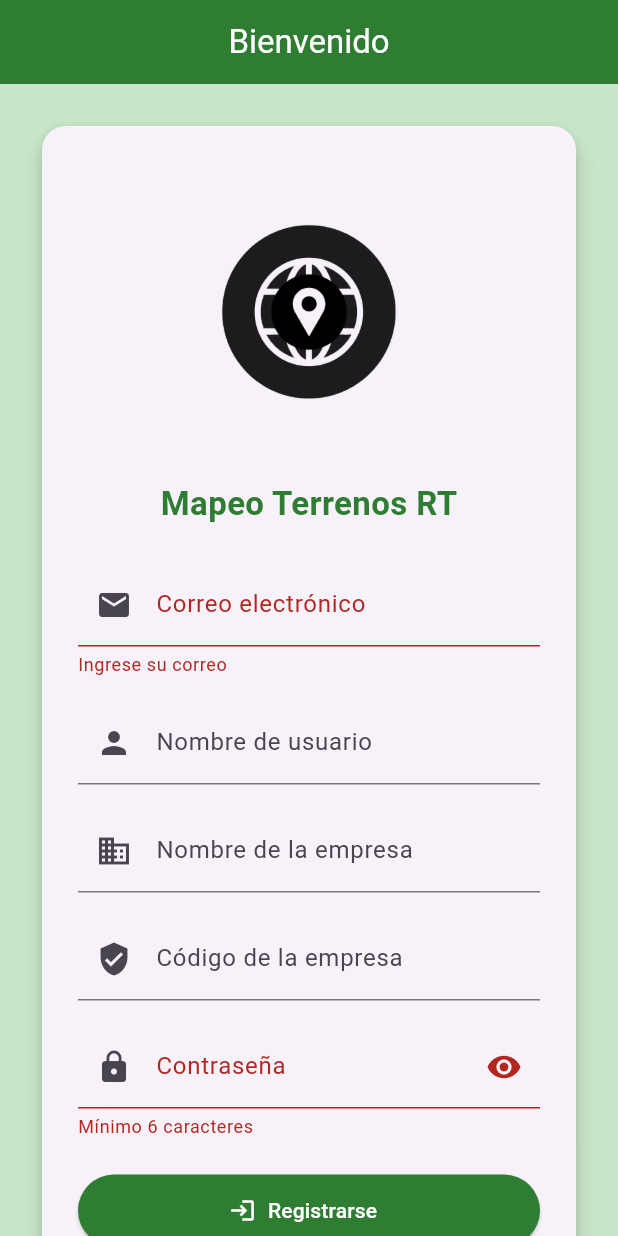
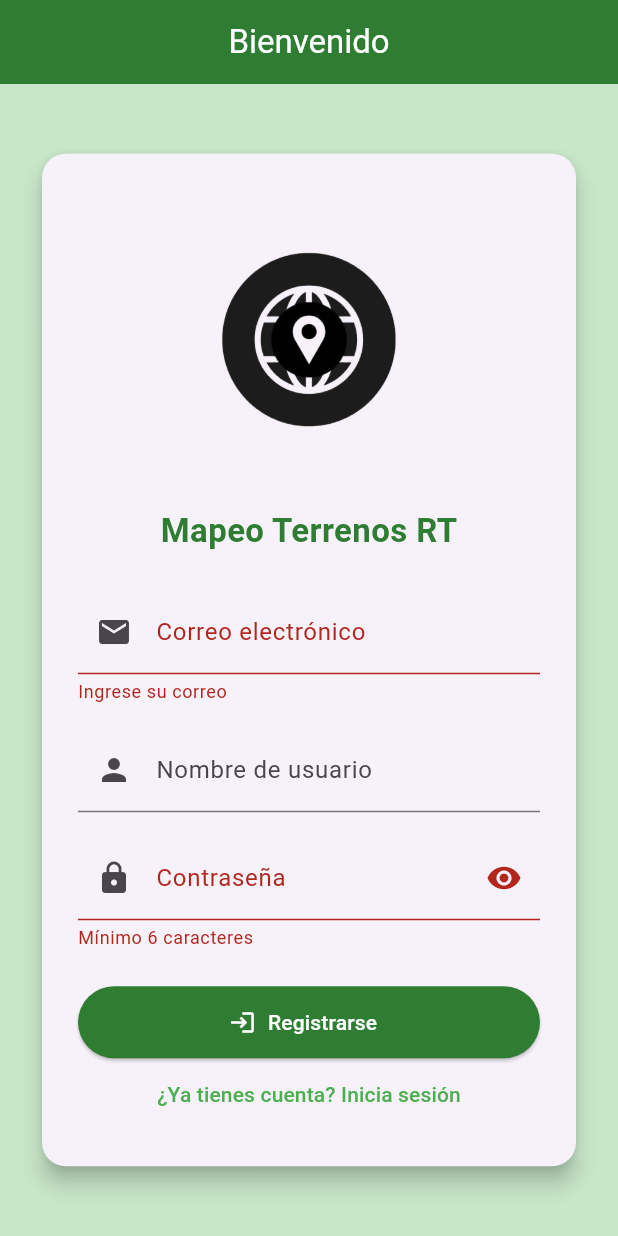
Before and after one commit to isaacquinapallo/Mapeo-Terrenos-RT, a Flutter app: the screen it shows after launch, after a tap on "Iniciar sesión", after a tap on "¿No tienes cuenta? Regístrate", on a phone screen of 412 x 824 dp. Run offline on Flutter 3.47's test engine with Material 3 defaults, Android fonts, the phone set to English and light mode, and no system bars; our stand-ins replace flutter_dotenv, geolocator, google_maps_flutter, permission_handler, supabase_flutter; missing offline and left inert: flutter_foreground_task; accounts and stored records are empty.

Commit message:
Correccion de Login y mejor interfaz de mapeo

```diff
--- a/lib/main.dart
+++ b/lib/main.dart
@@ -10,18 +10,13 @@ import 'pages/mapa.dart';
 Future<void> main() async {
   WidgetsFlutterBinding.ensureInitialized();
 
-  if (kIsWeb) {
-  await Supabase.initialize(
-    url: 'https://vsarwwlboedncyyzgpcz.supabase.co',
-    anonKey: 'eyJhbGciOiJIUzI1NiIsInR5cCI6IkpXVCJ9.eyJpc3MiOiJzdXBhYmFzZSIsInJlZiI6InZzYXJ3d2xib2VkbmN5eXpncGN6Iiwicm9sZSI6ImFub24iLCJpYXQiOjE3NTQwOTg2MjUsImV4cCI6MjA2OTY3NDYyNX0.KypF7mPm2BMkoYXnYPZFKpER_WrJrq7GHvgcTqWUyf4',
-  );
-} else {
+
   await dotenv.load(fileName: 'assets/.env');
   await Supabase.initialize(
     url: dotenv.env['SUPABASE_URL']!,
     anonKey: dotenv.env['SUPABASE_ANON_KEY']!,
   );
-}
+
 
 
   runApp(const MyApp());
--- a/lib/pages/login.dart
+++ b/lib/pages/login.dart
@@ -8,14 +8,14 @@ class LoginScreen extends StatefulWidget {
   State<LoginScreen> createState() => _LoginScreenState();
 }
 
+
+
 class _LoginScreenState extends State<LoginScreen> {
   final supabase = Supabase.instance.client;
 
   final emailController = TextEditingController();
   final passwordController = TextEditingController();
   final usernameController = TextEditingController();
-  final companyNameController = TextEditingController();
-  final companyCodeController = TextEditingController();
   final _formKey = GlobalKey<FormState>();
 
   bool isLogin = true;
@@ -23,9 +23,7 @@ class _LoginScreenState extends State<LoginScreen> {
   bool obscurePassword = true;
 
   void showMessage(String message) {
-    ScaffoldMessenger.of(
-      context,
-    ).showSnackBar(SnackBar(content: Text(message)));
+    ScaffoldMessenger.of(context).showSnackBar(SnackBar(content: Text(message)));
   }
 
   Future<void> authenticate() async {
@@ -36,8 +34,6 @@ class _LoginScreenState extends State<LoginScreen> {
     final email = emailController.text.trim();
     final password = passwordController.text.trim();
     final username = usernameController.text.trim();
-    final companyName = companyNameController.text.trim();
-    final companyCode = companyCodeController.text.trim();
 
     try {
       if (isLogin) {
@@ -51,6 +47,7 @@ class _LoginScreenState extends State<LoginScreen> {
           showMessage("¡Inicio de sesión exitoso!");
 
           final userId = user.id;
+
           final existingUser = await supabase
               .from('users')
               .select()
@@ -62,38 +59,16 @@ class _LoginScreenState extends State<LoginScreen> {
                 ? username
                 : email.split('@')[0];
 
-            await supabase.rpc(
-              'registrar_usuario',
-              params: {
+            await supabase.rpc('registrar_usuario', params: {
               'p_id_user': userId,
               'p_email': email,
               'p_username': resolvedUsername,
-                'p_empresa_id': null,
-
-              },
-            );
+            });
           }
 
           Navigator.pushReplacementNamed(context, '/home');
         }
       } else {
-        // Validar nombre y código de empresa
-        final result = await supabase.rpc(
-          'verificar_codigo_empresa',
-          params: {'nombre_empresa': companyName, 'codigo': companyCode},
-        );
-
-        final empresaId = result?.toString();
-
-        if (empresaId == null ||
-            empresaId.trim().isEmpty ||
-            empresaId == 'null') {
-          showMessage(
-            "Nombre o código de empresa inválido. Contáctenos al +593 99 525 6404",
-          );
-          return;
-        }
-
         final response = await supabase.auth.signUp(
           email: email,
           password: password,
@@ -101,30 +76,22 @@ class _LoginScreenState extends State<LoginScreen> {
 
         final newUser = response.user;
         if (newUser != null) {
-          await supabase.rpc(
-            'registrar_usuario',
-            params: {
+          await supabase.rpc('registrar_usuario', params: {
             'p_id_user': newUser.id,
             'p_email': email,
             'p_username': username.isNotEmpty
                 ? username
                 : email.split('@')[0],
-              'p_empresa_id': empresaId,
-            },
-          );
+          });
 
-          showMessage(
-            "¡Registro exitoso! Revisa tu correo y confirma tu cuenta antes de iniciar sesión.",
-          );
+          showMessage("¡Registro exitoso! Confirma tu correo antes de iniciar sesión.");
 
-          await Future.delayed(const Duration(seconds: 5));
+          await Future.delayed(const Duration(seconds: 4));
           setState(() {
             isLogin = true;
             emailController.clear();
             passwordController.clear();
             usernameController.clear();
-            companyNameController.clear();
-            companyCodeController.clear();
           });
         } else {
           showMessage("No se pudo crear el usuario.");
@@ -155,9 +122,7 @@ class _LoginScreenState extends State<LoginScreen> {
         child: SingleChildScrollView(
           padding: const EdgeInsets.all(24),
           child: Card(
-            shape: RoundedRectangleBorder(
-              borderRadius: BorderRadius.circular(16),
-            ),
+            shape: RoundedRectangleBorder(borderRadius: BorderRadius.circular(16)),
             elevation: 6,
             child: Padding(
               padding: const EdgeInsets.all(24),
@@ -204,31 +169,6 @@ class _LoginScreenState extends State<LoginScreen> {
                                     : null,
                           ),
                           const SizedBox(height: 16),
-                          TextFormField(
-                            controller: companyNameController,
-                            decoration: const InputDecoration(
-                              labelText: 'Nombre de la empresa',
-                              prefixIcon: Icon(Icons.business),
-                            ),
-                            validator: (value) =>
-                                (value == null || value.isEmpty)
-                                ? 'Ingrese el nombre de la empresa'
-                                : null,
-                          ),
-                          const SizedBox(height: 16),
-
-                          TextFormField(
-                            controller: companyCodeController,
-                            decoration: const InputDecoration(
-                              labelText: 'Código de la empresa',
-                              prefixIcon: Icon(Icons.verified_user),
-                            ),
-                            validator: (value) =>
-                                (value == null || value.isEmpty)
-                                ? 'Ingrese el código de la empresa'
-                                : null,
-                          ),
-                          const SizedBox(height: 16),
                         ],
                       ),
                     TextFormField(
@@ -243,9 +183,8 @@ class _LoginScreenState extends State<LoginScreen> {
                                 ? Icons.visibility
                                 : Icons.visibility_off,
                           ),
-                          onPressed: () => setState(
-                            () => obscurePassword = !obscurePassword,
-                          ),
+                          onPressed: () =>
+                              setState(() => obscurePassword = !obscurePassword),
                         ),
                       ),
                       validator: (value) => (value == null || value.length < 6)
--- a/lib/pages/proyectos.dart
+++ b/lib/pages/proyectos.dart
@@ -147,7 +147,7 @@ class _CrearProyectoPageState extends State<CrearProyectoPage> {
   @override
   Widget build(BuildContext context) {
     return Scaffold(
-      appBar: AppBar(title: const Text('Crear Territorio'), centerTitle: true),
+      appBar: AppBar(title: const Text('Iniciar nuevo proyecto'), centerTitle: true),
       body: SingleChildScrollView(
         padding: const EdgeInsets.all(16.0),
         child: Form(
```
Also changed, not shown: lib/pages/home.dart (+3 -4 lines), lib/pages/mapa.dart (+281 -203 lines), 2 other files. Lines whose indentation alone changed are shown as unchanged.
